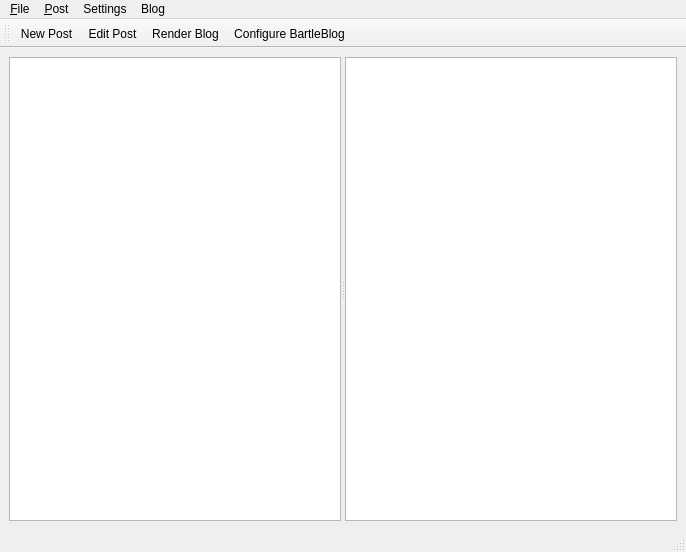
Old version of the form BartleBlog/ui/mainwindow.ui in the repository ralsina/ra-blog.
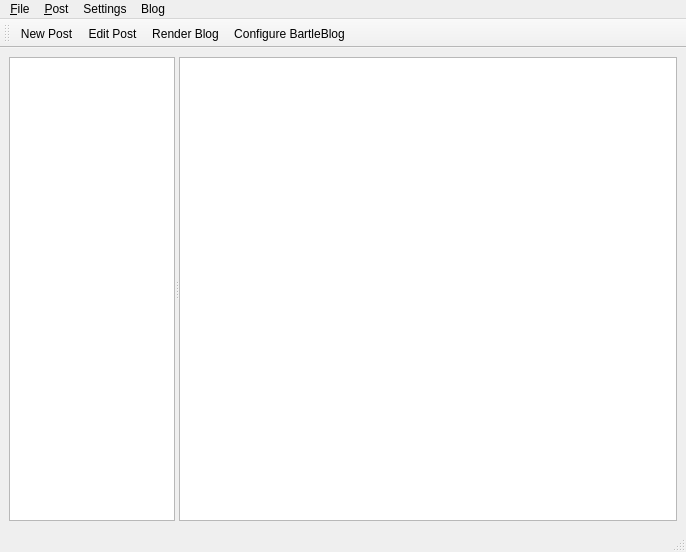
New version of the form. Icons and pictures are not drawn.

Patch:
```diff
--- a/BartleBlog/ui/mainwindow.ui
+++ b/BartleBlog/ui/mainwindow.ui
@@ -21,15 +21,6 @@
      <number>6</number>
     </property>
     <item>
-     <widget class="QSplitter" name="splitter_2" >
-      <property name="orientation" >
-       <enum>Qt::Horizontal</enum>
-      </property>
-      <widget class="QTextBrowser" name="viewer" >
-       <property name="openExternalLinks" >
-        <bool>true</bool>
-       </property>
-      </widget>
       <widget class="QSplitter" name="splitter" >
        <property name="orientation" >
         <enum>Qt::Horizontal</enum>
@@ -39,7 +30,7 @@
          <sizepolicy>
           <hsizetype>7</hsizetype>
           <vsizetype>7</vsizetype>
-          <horstretch>0</horstretch>
+         <horstretch>1</horstretch>
           <verstretch>0</verstretch>
          </sizepolicy>
         </property>
@@ -53,6 +44,23 @@
          <bool>true</bool>
         </property>
        </widget>
+      <widget class="QTextBrowser" name="viewer" >
+       <property name="sizePolicy" >
+        <sizepolicy>
+         <hsizetype>7</hsizetype>
+         <vsizetype>7</vsizetype>
+         <horstretch>3</horstretch>
+         <verstretch>0</verstretch>
+        </sizepolicy>
+       </property>
+       <property name="font" >
+        <font>
+         <family>Bitstream Vera Sans</family>
+        </font>
+       </property>
+       <property name="openExternalLinks" >
+        <bool>true</bool>
+       </property>
       </widget>
      </widget>
     </item>
```
Lines whose indentation alone changed are shown as unchanged.
